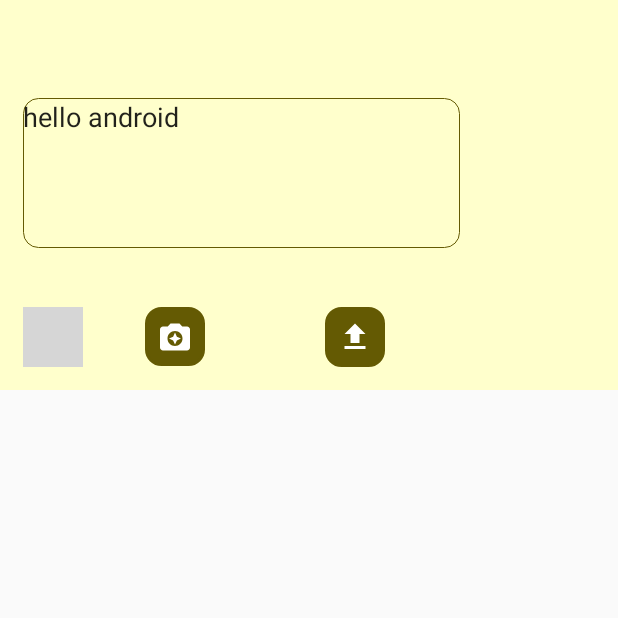
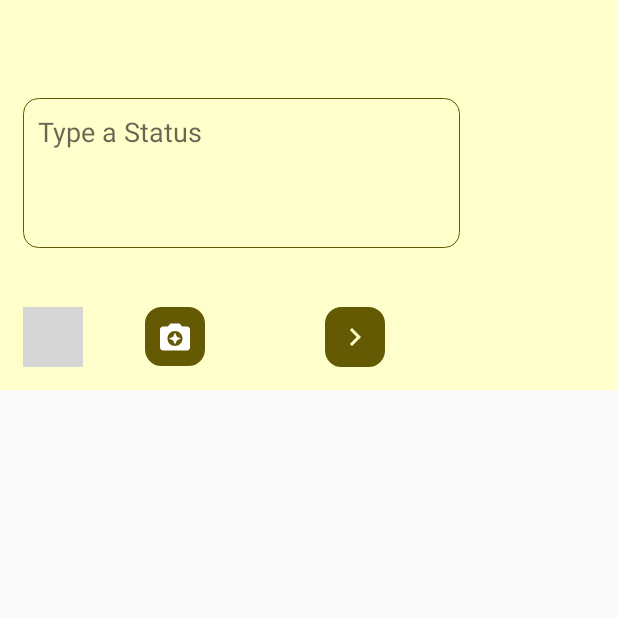
Before and after one commit to RoastedGinger/App, an Android app: the Status_Upload screen opened directly, with no data from a screen before it, on a phone screen of 412 x 824 dp, the top half of it. Run offline under Robolectric (Android 15) with nearby library versions, the phone set to English and light mode, and no system bars; our stand-ins replace Volley; network calls fail; grey boxes are pictures that could not be loaded.

Commit message:
basic fixes gradle changed (updated)

```diff
--- a/app/src/main/AndroidManifest.xml
+++ b/app/src/main/AndroidManifest.xml
@@ -4,6 +4,12 @@
     >
 
     <uses-permission android:name="android.permission.INTERNET" />
+    <uses-feature
+        android:name="android.hardware.camera.any"
+        android:required="true" />
+    <uses-feature
+        android:name="android.hardware.camera.autofocus"
+        android:required="false" />
 
     <application
         android:allowBackup="true"
--- a/app/src/main/java/com/example/robin/app/Login.java
+++ b/app/src/main/java/com/example/robin/app/Login.java
@@ -113,7 +113,7 @@ public class Login extends Fragment  {
                             Toast.makeText(getActivity(), res,Toast.LENGTH_LONG).show();
                             Intent intent = new Intent(getActivity(),MainActivity.class);
                             startActivity(intent);
-                            fragmentTransaction.remove(Login.this).commit();
+//                            fragmentTransaction.remove(Login.this).commit();
                         }
                         else
                         {
--- a/app/src/main/java/com/example/robin/app/Status_Upload.java
+++ b/app/src/main/java/com/example/robin/app/Status_Upload.java
@@ -6,6 +6,7 @@ import android.graphics.Bitmap;
 import android.net.Uri;
 import android.os.Bundle;
 import android.provider.MediaStore;
+import android.service.media.MediaBrowserService;
 import android.support.annotation.Nullable;
 import android.support.v7.app.AppCompatActivity;
 import android.util.Base64;
@@ -33,7 +34,7 @@ import static android.app.Activity.RESULT_OK;
 
 public class Status_Upload extends AppCompatActivity implements View.OnClickListener{
 
-    ImageButton upload,choose;
+    ImageButton upload,choose,camera;
     EditText name;
     ImageView image;
     private final int img=1;
@@ -48,7 +49,9 @@ public class Status_Upload extends AppCompatActivity implements View.OnClickList
         choose = findViewById(R.id.choose);
         name =  findViewById(R.id.name);
         image = findViewById(R.id.image);
+        camera = findViewById(R.id.open_camera);
         choose.setOnClickListener(this);
+        camera.setOnClickListener(this);
         upload.setOnClickListener(this);
     }
 
@@ -64,7 +67,14 @@ public class Status_Upload extends AppCompatActivity implements View.OnClickList
             case R.id.upload:
                 uploadImage();
                 break;
+            case R.id.open_camera:
+                 open_camera();
         }
+    }
+
+    private void open_camera() {
+        Intent intent = new Intent(MediaStore.ACTION_IMAGE_CAPTURE);
+        startActivityForResult(intent, 1);
     }
 
     private void selectimage(){
--- /dev/null
+++ b/app/src/main/res/drawable/ok.xml
@@ -0,0 +1,5 @@
+<vector android:height="24dp" android:tint="#FFFFCC"
+    android:viewportHeight="24.0" android:viewportWidth="24.0"
+    android:width="24dp" xmlns:android="http://schemas.android.com/apk/res/android">
+    <path android:fillColor="#FF000000" android:pathData="M10,6L8.59,7.41 13.17,12l-4.58,4.59L10,18l6,-6z"/>
+</vector>
--- a/app/src/main/res/layout/status_upload.xml
+++ b/app/src/main/res/layout/status_upload.xml
@@ -40,7 +40,7 @@
         android:layout_alignTop="@+id/choose"
         android:layout_marginEnd="140dp"
         android:background="@drawable/bshapes"
-        android:src="@drawable/upload" />
+        android:src="@drawable/ok" />
 
     <ImageButton
         android:id="@+id/open_camera"
@@ -56,8 +56,9 @@
         android:layout_width="match_parent"
         android:background="@drawable/eshapes"
         android:layout_marginRight="90dp"
-        android:text="hello android"
+        android:hint="Type a Status"
         android:id="@+id/status"
+        android:padding="10dp"
         android:layout_below="@+id/name"
         android:inputType="textMultiLine"
         android:scrollbars="vertical"
```
